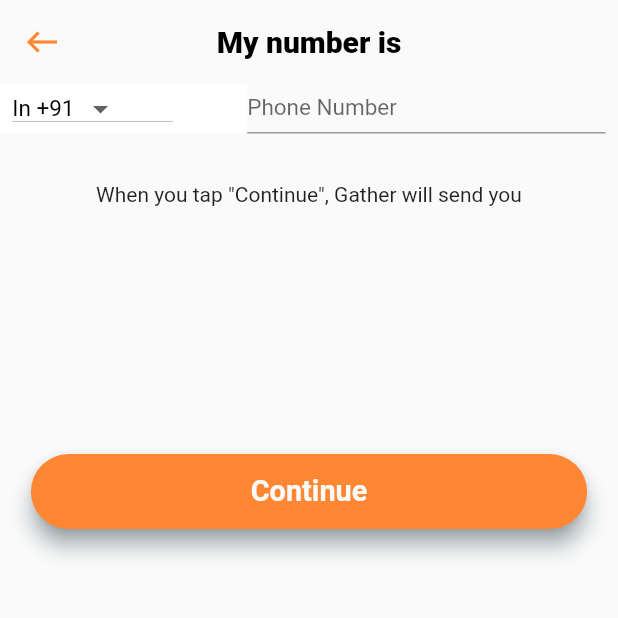
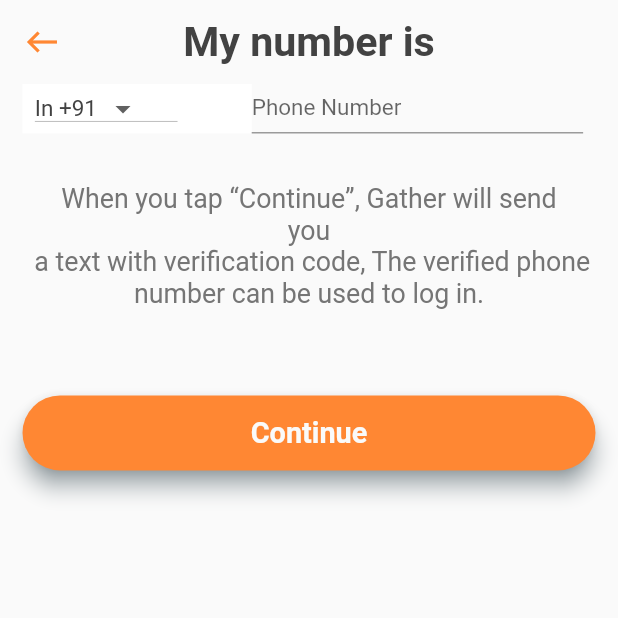
Before and after one commit to rushit5560/Dating_Project, a Flutter app: the MyNumberInnerScreen screen opened directly, on a phone screen of 412 x 824 dp, the top half of it. Run offline on Flutter 3.47's test engine with Material 2 defaults, Android fonts, the phone set to English and light mode, and no system bars; our stand-ins replace get, sizer; Roboto replaces fonts that are missing (SFProDisplayRegular); project files that could hold a hidden picture were left out.

Commit message:
appbar changes

```diff
--- a/dater/lib/comman_modules/custom_appbar.dart
+++ b/dater/lib/comman_modules/custom_appbar.dart
@@ -1,22 +1,41 @@
-import 'dart:developer';
 
-import 'package:dater/constants/messages.dart';
 import 'package:flutter/material.dart';
+import 'package:get/get.dart';
+import 'package:sizer/sizer.dart';
 
 import '../constants/colors.dart';
 
-PreferredSizeWidget commonAppBarModule({required text}) {
+PreferredSizeWidget commonAppBarModule(
+  {required String text,
+  Color iconColor = AppColors.lightOrangeColor,
+  String textFontFamily = "SFProDisplayRegular",
+  Color textColor = AppColors.grey800Color,
+  }) {
   return AppBar(
-      backgroundColor: AppColors.gray50Color,
-      leading:Builder(
-        builder: (BuildContext context) {
-          return
-            IconButton(onPressed: () => log('message3') ,
-                icon: const Icon(Icons.west_outlined,color: AppColors.lightOrangeColor));
-        },
+    backgroundColor: AppColors.gray50Color,
+    leading: Builder(
+      builder: (BuildContext context) {
+        return IconButton(
+          onPressed: () {
+            Get.back();
+          },
+          icon: const Icon(
+            Icons.west_outlined,
+            color: AppColors.lightOrangeColor,
+          ),
+        );
+      },
+    ),
+    centerTitle: true,
+    elevation: 0,
+    title: Text(
+      text,
+      style: TextStyle(
+        color: AppColors.grey800Color,
+        fontWeight: FontWeight.bold,
+        fontFamily: "SFProDisplayRegular",
+        fontSize: 20.sp,
       ),
-      centerTitle: true,
-      elevation: 0,
-      title: Text(text,style: const TextStyle(color: AppColors.blackColor,fontWeight: FontWeight.w800)),
+    ),
   );
 }
--- a/dater/lib/comman_modules/custom_button.dart
+++ b/dater/lib/comman_modules/custom_button.dart
@@ -1,5 +1,6 @@
 import 'package:dater/constants/app_images.dart';
 import 'package:dater/constants/colors.dart';
+import 'package:dater/utils/extensions.dart';
 import 'package:dater/utils/style.dart';
 import 'package:flutter/material.dart';
 
@@ -21,8 +22,9 @@ class ButtonCustom extends StatelessWidget {
     this.fontWeight = FontWeight.normal,
     this.textsize = 12,
     this.backgroundColor = AppColors.whiteColor,
-    this.size = const Size(150, 40),
-    required this.onPressed, required this.shadowColor,
+    this.size = const Size(150, 0),
+    required this.onPressed,
+    required this.shadowColor,
   }) : super(key: key);
 
   @override
@@ -32,7 +34,6 @@ class ButtonCustom extends StatelessWidget {
         shadowColor: shadowColor,
         backgroundColor: backgroundColor,
         elevation: 6,
-
         minimumSize: size,
         shape: RoundedRectangleBorder(
           borderRadius: BorderRadius.circular(30),
@@ -46,11 +47,10 @@ class ButtonCustom extends StatelessWidget {
           fontWeight: fontWeight!,
           fontSize: textsize!,
         ),
-      ),
+      ).commonSymmetricPadding(vertical: 12),
     );
   }
 }
-
 
 class ButtonCustomLoginAndSignUp extends StatelessWidget {
   final String text;
@@ -69,7 +69,7 @@ class ButtonCustomLoginAndSignUp extends StatelessWidget {
     this.fontWeight = FontWeight.normal,
     this.textsize = 12,
     this.backgroundColor = AppColors.whiteColor,
-    this.size = const Size(double.infinity, 60),
+    this.size = const Size(double.infinity, 0),
     required this.onPressed,
     this.image,
   }) : super(key: key);
@@ -88,7 +88,7 @@ class ButtonCustomLoginAndSignUp extends StatelessWidget {
       child: Row(
         mainAxisAlignment: MainAxisAlignment.center,
         children: [
-          Container(
+          SizedBox(
             height: 25,
             width: 25,
             child: Image.asset("$image"),
@@ -104,7 +104,7 @@ class ButtonCustomLoginAndSignUp extends StatelessWidget {
             ),
           ),
         ],
-      ),
+      ).commonSymmetricPadding(vertical: 12),
     );
   }
 }
--- a/dater/lib/constants/messages.dart
+++ b/dater/lib/constants/messages.dart
@@ -14,12 +14,18 @@ class AppMessages {
   static String referralNumber =
       "  Do you have a referral number from a friend ?";
   static String whatsYourEmail = '''What's Your email?''';
-  static String donTLoseAccessToYourAccount = '''Don't lose access to Your account ''';
-  static String soWeCanContactYouButItsOptional = '''so We can contact you, But its optional ! ''';
+  static String donTLoseAccessToYourAccount =
+      '''Don't lose access to Your account ''';
+  static String soWeCanContactYouButItsOptional =
+      '''so We can contact you, But its optional ! ''';
   static String skipButton = "Skip";
   static String continueButton = "Continue";
   static String enterYourEmail = "Enter your email";
   static String myNumberIs = "My number is";
-   static String phoneNumber = "Phone Number";
+  static String phoneNumber = "Phone Number";
+
+  static String myNumberScreenInformationText =
+      "When you tap “Continue”, Gather will send \nyou\n a text with verification code, The verified phone number can be used to log in.";
+
 
 }
--- a/dater/lib/main.dart
+++ b/dater/lib/main.dart
@@ -20,7 +20,7 @@ class MyApp extends StatelessWidget {
         return GetMaterialApp(
           debugShowCheckedModeBanner: false,
           title: 'Dating App',
-          home: LocationScreen(),
+          home: SplashScreen(),
         );
       },
     );
--- a/dater/lib/screens/authantication_screen/my_number_inner_screen/my_number_inner_screen.dart
+++ b/dater/lib/screens/authantication_screen/my_number_inner_screen/my_number_inner_screen.dart
@@ -1,8 +1,14 @@
+import 'package:dater/comman_modules/custom_button.dart';
+import 'package:dater/constants/colors.dart';
+import 'package:dater/screens/authantication_screen/sign_up_email_screen/sign_up_email_screen.dart';
+import 'package:dater/utils/extensions.dart';
 import 'package:flutter/material.dart';
+import 'package:get/get.dart';
 import 'package:sizer/sizer.dart';
 import '../../../comman_modules/custom_appbar.dart';
 import '../../../constants/messages.dart';
 import 'my_number_inner_screen_widgets.dart';
+
 class MyNumberInnerScreen extends StatelessWidget {
   const MyNumberInnerScreen({Key? key}) : super(key: key);
 
@@ -14,11 +20,24 @@ class MyNumberInnerScreen extends StatelessWidget {
         body: Column(
           mainAxisAlignment: MainAxisAlignment.start,
           children: [
-            CountryDropDownModule(),
-            SizedBox(height: 4.h,),
-            ContinueModule(),
+            const TextFormFiledModule(),
+            SizedBox(height: 4.h),
+            const TextCustomModule(),
+            SizedBox(height: 7.h),
+            ButtonCustom(
+              size: const Size(double.infinity, 50),
+              backgroundColor: AppColors.lightOrangeColor,
+              shadowColor: Colors.blueGrey,
+              text: AppMessages.continueButton,
+              textColor: AppColors.gray50Color,
+              fontWeight: FontWeight.bold,
+              textsize: 14.sp,
+              onPressed: () {
+                Get.to(() => const SignUpEmailScreen());
+              },
+            ),
           ],
-        ),
+        ).commonSymmetricPadding(horizontal: 15),
       ),
     );
   }
--- a/dater/lib/screens/authantication_screen/my_number_inner_screen/my_number_inner_screen_widgets.dart
+++ b/dater/lib/screens/authantication_screen/my_number_inner_screen/my_number_inner_screen_widgets.dart
@@ -11,14 +11,14 @@ import '../../../comman_modules/custom_button.dart';
 import '../../../constants/colors.dart';
 import '../../../constants/messages.dart';
 
-class CountryDropDownModule extends StatefulWidget {
-  const CountryDropDownModule({Key? key}) : super(key: key);
+class TextFormFiledModule extends StatefulWidget {
+  const TextFormFiledModule({Key? key}) : super(key: key);
 
   @override
-  State<CountryDropDownModule> createState() => _CountryDropDownModuleState();
+  State<TextFormFiledModule> createState() => _CountryDropDownModuleState();
 }
 
-class _CountryDropDownModuleState extends State<CountryDropDownModule> {
+class _CountryDropDownModuleState extends State<TextFormFiledModule> {
   String dropdownvalue = 'In +91';
   var country = [
     'In +91',
@@ -32,8 +32,6 @@ class _CountryDropDownModuleState extends State<CountryDropDownModule> {
         flex: 2,
         child: Container(
           height: 4.h,
-          //margin: const EdgeInsets.all(10),
-          // padding: EdgeInsets.all(2),
           decoration: const BoxDecoration(
             color: Colors.white,
           ),
@@ -45,8 +43,8 @@ class _CountryDropDownModuleState extends State<CountryDropDownModule> {
                 child: Text(
                   country,
                   style: TextStyleConfig.textStyle(
-                    fontFamily: "SFProDisplayRegular",
-                  ),
+                      fontFamily: "SFProDisplayRegular",
+                      textColor: AppColors.grey800Color),
                 ),
               );
             }).toList(),
@@ -65,7 +63,7 @@ class _CountryDropDownModuleState extends State<CountryDropDownModule> {
           child: TextFormField(
             style: TextStyleConfig.textStyle(
                 fontFamily: "SFProDisplayRegular",
-                textColor: AppColors.grey800Color),
+                textColor: AppColors.grey500Color),
             decoration: InputDecoration(
               labelText: AppMessages.phoneNumber,
             ),
@@ -76,46 +74,20 @@ class _CountryDropDownModuleState extends State<CountryDropDownModule> {
   }
 }
 
-class ContinueModule extends StatelessWidget {
-  const ContinueModule({Key? key}) : super(key: key);
+class TextCustomModule extends StatelessWidget {
+  const TextCustomModule({super.key});
 
   @override
   Widget build(BuildContext context) {
-    return Column(children: [
-      Row(mainAxisAlignment: MainAxisAlignment.center, children: [
-        const Text('''When you tap "Continue", Gather will send you''')
-      ]),
-      SizedBox(
-        height: 20.h,
+    return RichText(
+      textAlign: TextAlign.center,
+      text: TextSpan(
+        text: AppMessages.myNumberScreenInformationText,
+        style: TextStyleConfig.textStyle(
+            fontFamily: "SFProDisplayRegular",
+            textColor: AppColors.grey600Color,
+            fontSize: 13.sp),
       ),
-      ButtonCustom(
-        size: const Size(double.infinity, 50),
-        backgroundColor: AppColors.lightOrangeColor,
-        shadowColor: Colors.blueGrey,
-        text: AppMessages.continueButton,
-        textColor: AppColors.gray50Color,
-        fontWeight: FontWeight.bold,
-        textsize: 14.sp,
-        onPressed: () {
-          Get.to(() => SignUpEmailScreen());
-        },
-      ),
-      // SizedBox(
-      //   height: 20.h,
-      // ),
-      // const Text('Do you have a referral number from a friend?'),
-      // ButtonCustom(
-      //   //size: Size(double.infinity, 50),
-      //   backgroundColor: AppColors.whiteColor,
-      //   shadowColor: Colors.white,
-      //   text: '\$123456',
-      //   textColor: AppColors.grey700Color,
-      //   fontWeight: FontWeight.bold,
-      //   textsize: 14.sp,
-      //   onPressed: () {
-      //     log('message1');
-      //   },
-      // ),
-    ]).commonOnlyPadding(left: 5.w, right: 5.w);
+    );
   }
 }
```
